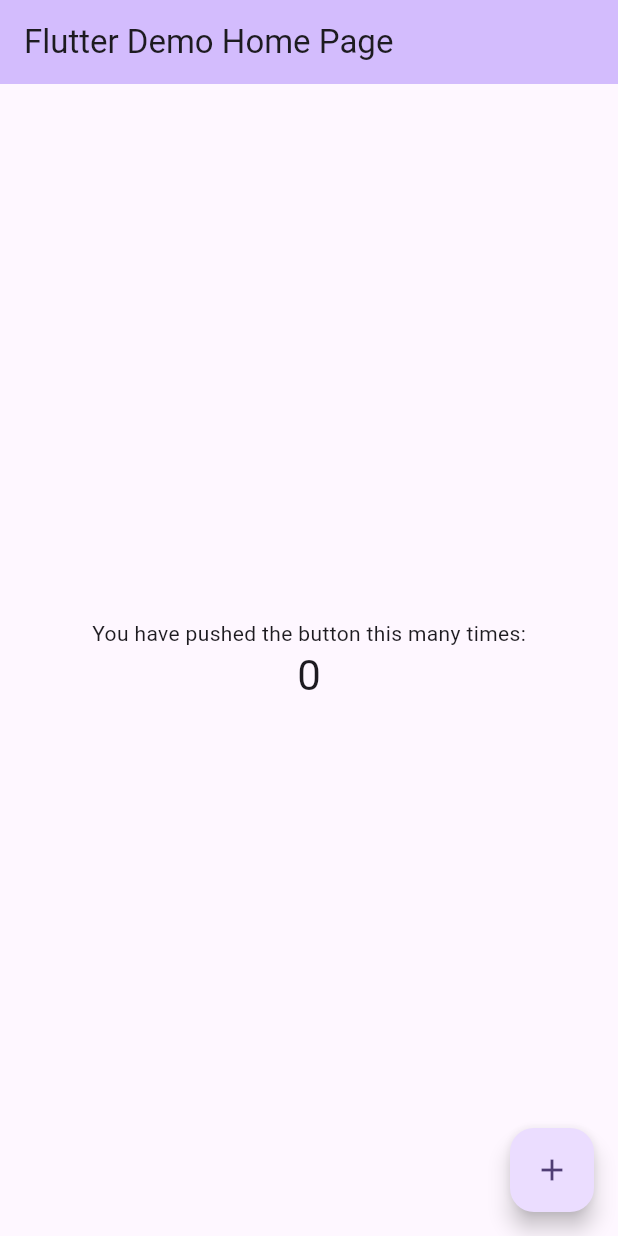
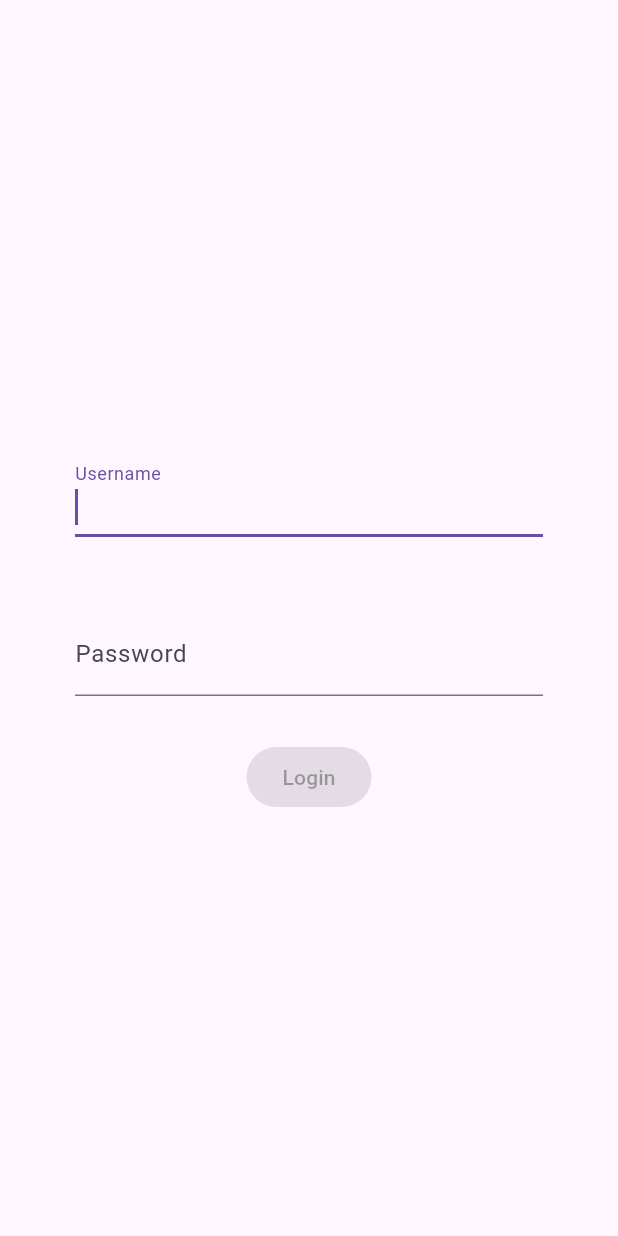
Before and after one commit to FouadEAF/school_management, a Flutter app: the screen it shows after launch, on a phone screen of 412 x 824 dp. Run offline on Flutter 3.47's test engine with Material 3 defaults, Android fonts, the phone set to English and light mode, and no system bars.

Commit message:
Add login page

```diff
--- /dev/null
+++ b/frontend/mobile/lib/authentication/pages/login.dart
@@ -0,0 +1,18 @@
+import 'package:flutter/material.dart';
+import 'package:mobile/authentication/widgets/loginContainer.dart';
+
+class LoginPage extends StatefulWidget {
+  const LoginPage({super.key});
+
+  @override
+  State<LoginPage> createState() => _LoginPageState();
+}
+
+class _LoginPageState extends State<LoginPage> {
+  @override
+  Widget build(BuildContext context) {
+    return Scaffold(
+      body: LoginContainer(),
+    );
+  }
+}
--- /dev/null
+++ b/frontend/mobile/lib/authentication/widgets/loginContainer.dart
@@ -0,0 +1,41 @@
+// ignore_for_file: file_names, prefer_const_constructors, prefer_const_literals_to_create_immutables
+
+import 'package:flutter/material.dart';
+
+class LoginContainer extends StatelessWidget {
+  LoginContainer({super.key});
+
+  @override
+  Widget build(BuildContext context) {
+    return Column(
+      mainAxisAlignment: MainAxisAlignment.center,
+      crossAxisAlignment: CrossAxisAlignment.center,
+      children: [
+        Padding(
+          padding: EdgeInsets.fromLTRB(50.0, 20.0, 50.0, 20.0),
+          child: TextField(
+            autofocus: true,
+            decoration: const InputDecoration(
+              label: Text('Username'),
+            ),
+          ),
+        ),
+        SizedBox(
+          height: 10.0,
+        ),
+        Padding(
+          padding: EdgeInsets.fromLTRB(50.0, 20.0, 50.0, 20.0),
+          child: TextField(
+            decoration: const InputDecoration(
+              label: Text('Password'),
+            ),
+          ),
+        ),
+        SizedBox(
+          height: 10.0,
+        ),
+        ElevatedButton(onPressed: null, child: Text('Login')),
+      ],
+    );
+  }
+}
--- a/frontend/mobile/lib/main.dart
+++ b/frontend/mobile/lib/main.dart
@@ -1,4 +1,5 @@
 import 'package:flutter/material.dart';
+import 'package:mobile/authentication/pages/login.dart';
 
 void main() {
   runApp(const MyApp());
@@ -10,60 +11,10 @@ class MyApp extends StatelessWidget {
   // This widget is the root of your application.
   @override
   Widget build(BuildContext context) {
-    return MaterialApp(
-      title: 'Flutter Demo',
-      theme: ThemeData(
-        colorScheme: ColorScheme.fromSeed(seedColor: Colors.deepPurple),
-        useMaterial3: true,
-      ),
-      home: const MyHomePage(title: 'Flutter Demo Home Page'),
+    return const MaterialApp(
+      title: 'School management',
+      // theme: ,
+      home: LoginPage(),
     );
   }
 }
-
-class MyHomePage extends StatefulWidget {
-  const MyHomePage({super.key, required this.title});
-  final String title;
-
-  @override
-  State<MyHomePage> createState() => _MyHomePageState();
-}
-
-class _MyHomePageState extends State<MyHomePage> {
-  int _counter = 0;
-
-  void _incrementCounter() {
-    setState(() {
-      _counter++;
-    });
-  }
-
-  @override
-  Widget build(BuildContext context) {
-    return Scaffold(
-      appBar: AppBar(
-        backgroundColor: Theme.of(context).colorScheme.inversePrimary,
-        title: Text(widget.title),
-      ),
-      body: Center(
-        child: Column(
-          mainAxisAlignment: MainAxisAlignment.center,
-          children: <Widget>[
-            const Text(
-              'You have pushed the button this many times:',
-            ),
-            Text(
-              '$_counter',
-              style: Theme.of(context).textTheme.headlineMedium,
-            ),
-          ],
-        ),
-      ),
-      floatingActionButton: FloatingActionButton(
-        onPressed: _incrementCounter,
-        tooltip: 'Increment',
-        child: const Icon(Icons.add),
-      ),
-    );
-  }
-}
```
Also changed, not shown: frontend/mobile/lib/utils/theme.dart (added, +13 -0 lines), frontend/mobile/lib/widgets/appbar.dart (added, +49 -0 lines), frontend/mobile/lib/authentication/pages/forgetPassword.dart (added), frontend/mobile/lib/authentication/pages/profile.dart (added), frontend/mobile/lib/authentication/pages/registre.dart (added), 2 other files.
